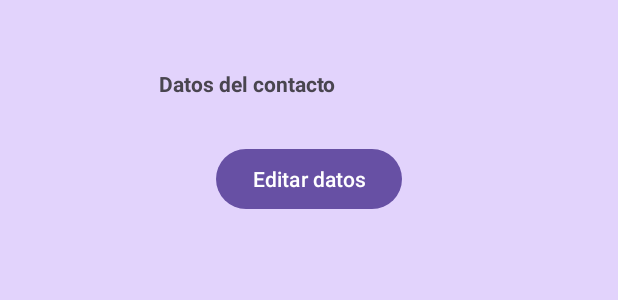
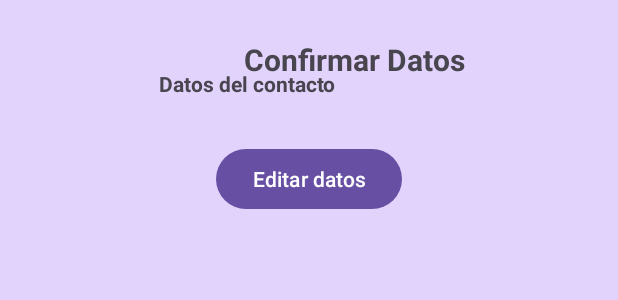
Before and after one commit to marchlato/Contacto, an Android app: the layout activity_confirmar_contacto.xml on its own in the app's theme, with its tools: preview values and no code run, on a phone screen of 412 x 824 dp. Shown: the top 300 px of the screen. Run offline under Robolectric (Android 15) with nearby library versions, the phone set to English and light mode, and no system bars.

Commit message:
activity_confirmar_contacto.xml

```diff
--- a/app/src/main/res/layout/activity_confirmar_contacto.xml
+++ b/app/src/main/res/layout/activity_confirmar_contacto.xml
@@ -10,7 +10,16 @@
     android:background="@color/fondo"
     tools:context=".ConfirmarContacto">
 
-
+    <TextView
+            android:id="@+id/tvvDatos"
+            android:layout_width="match_parent"
+            android:layout_height="wrap_content"
+            android:padding="10dp"
+            android:paddingTop="10dp"
+            android:text="Confirmar Datos"
+            android:gravity="center"
+            android:textSize="20dp"
+            android:textStyle="bold" />
     <TextView
             android:id="@+id/tvDatos"
             android:layout_width="wrap_content"
```
